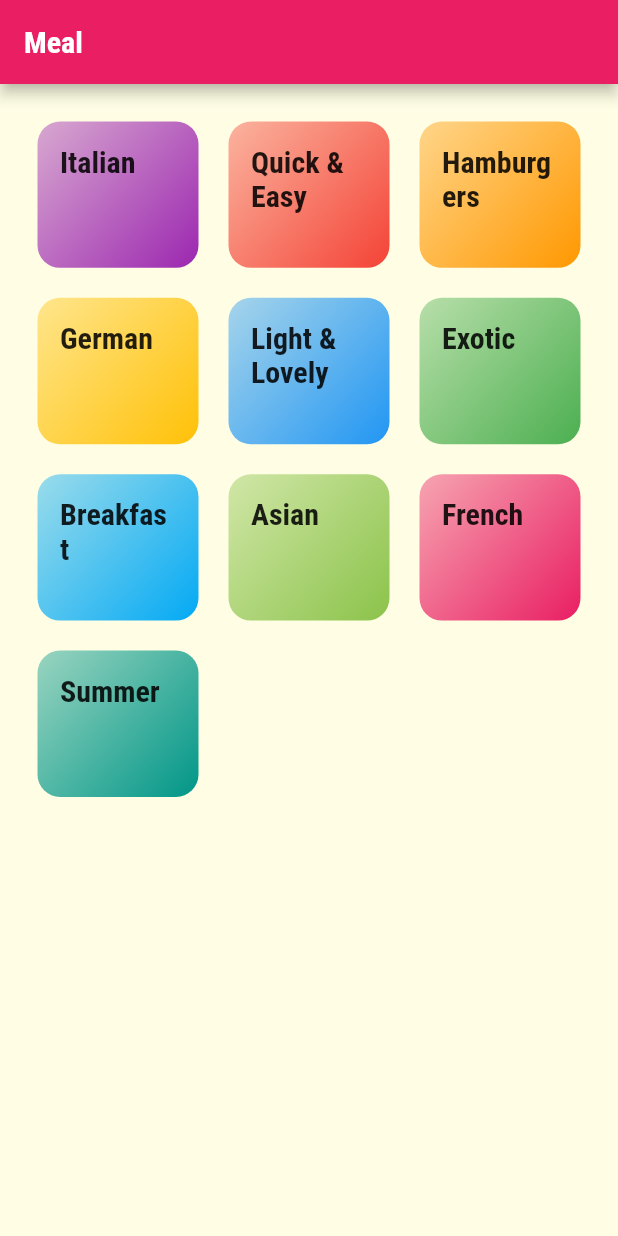
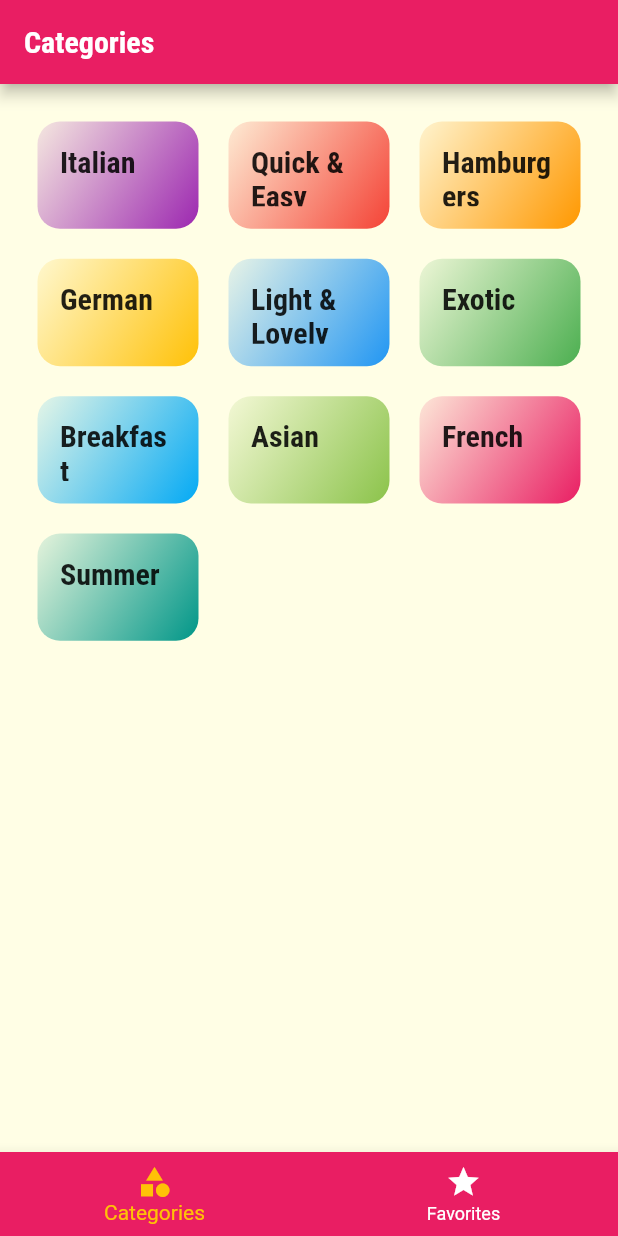
Before and after one commit to MohamedTwfiek-7/Meals-App, a Flutter app: the screen it shows after launch, on a phone screen of 412 x 824 dp. Run offline on Flutter 3.47's test engine with Material 2 defaults, Android fonts, the phone set to English and light mode, and no system bars.

Commit message:
Added bottom navigation bar with favorites and categories tabs

```diff
--- a/lib/main.dart
+++ b/lib/main.dart
@@ -2,6 +2,7 @@ import 'package:flutter/material.dart';
 import 'package:meal_app/screens/categories_screen.dart';
 import 'package:meal_app/screens/category_meals_screen.dart';
 import 'package:meal_app/screens/meal_detail_screen.dart';
+import 'package:meal_app/screens/tabs_screen.dart';
 
 void main() {
   runApp(MyApp());
@@ -26,7 +27,7 @@ class MyApp extends StatelessWidget {
       ),
       //home: CategoriesScreen(),
       routes: {
-        '/': (context) => CategoriesScreen(),
+        '/': (context) => TabsScreen(),
         CategoryMealsScreen.routeName : (context) => CategoryMealsScreen(),
         MealDetailScreen.routeName : (context) => MealDetailScreen(),
       },
--- a/lib/screens/categories_screen.dart
+++ b/lib/screens/categories_screen.dart
@@ -6,12 +6,11 @@ class CategoriesScreen extends StatelessWidget {
   @override
   Widget build(BuildContext context) {
     return Scaffold(
-      appBar: AppBar(title: Text('Meal'),),
       body: GridView(
         padding: EdgeInsets.all(25),
         gridDelegate: const SliverGridDelegateWithMaxCrossAxisExtent(
           maxCrossAxisExtent: 150,//width
-          childAspectRatio: 1.1,//height
+          childAspectRatio: 3/2,//height
           crossAxisSpacing: 20,
           mainAxisSpacing: 20,
         ),
--- /dev/null
+++ b/lib/screens/favor_screen.dart
@@ -0,0 +1,10 @@
+import 'package:flutter/material.dart';
+
+class FavoritesScreen extends StatelessWidget {
+  @override
+  Widget build(BuildContext context) {
+    return const Center(
+      child: Text('Favorites'),
+    );
+  }
+}
--- /dev/null
+++ b/lib/screens/tabs_screen.dart
@@ -0,0 +1,58 @@
+import 'package:flutter/material.dart';
+import 'categories_screen.dart';
+import 'favor_screen.dart';
+
+class TabsScreen extends StatefulWidget {
+  @override
+  State<TabsScreen> createState() => _TabsScreenState();
+}
+
+class _TabsScreenState extends State<TabsScreen> {
+  final _page = [
+    {
+      'page':CategoriesScreen(),
+      'title': 'Categories',
+    },
+    {
+      'page':FavoritesScreen(),
+      'title': 'Favorites',
+    }
+  ];
+
+  int _selectedPageInx = 0;
+
+  void _selectPage(int value) {
+    setState(() {
+      _selectedPageInx = value;
+    });
+  }
+
+  @override
+  Widget build(BuildContext context) {
+    return Scaffold(
+      appBar: AppBar(
+        title: Text(_page[_selectedPageInx]['title']),
+      ),
+      body: _page[_selectedPageInx]['page'],
+      bottomNavigationBar: BottomNavigationBar(
+        currentIndex: _selectedPageInx,//don't forget
+        onTap: _selectPage,
+        selectedItemColor: Colors.amber,
+        unselectedItemColor: Colors.white,
+        backgroundColor: Theme.of(context).colorScheme.primary,
+        items: const [
+          BottomNavigationBarItem(
+            icon: Icon(Icons.category),
+            label: 'Categories',
+          ),
+          BottomNavigationBarItem(
+            icon: Icon(Icons.star),
+            label: 'Favorites',
+          ),
+        ],
+      ),
+    );
+  }
+
+
+}
--- a/lib/widgets/category_item.dart
+++ b/lib/widgets/category_item.dart
@@ -34,7 +34,7 @@ class CategoryItem extends StatelessWidget {
           borderRadius: BorderRadius.circular(15),
           gradient: LinearGradient(
             colors: [
-              color.withOpacity(0.4),
+              color.withOpacity(0.1),
               color,
             ],
             begin: Alignment.topLeft,
```
